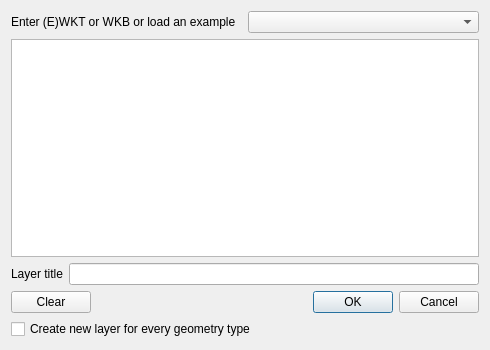
This is Ui_QuickWKT.ui in elpaso/quickwkt as Qt 5 draws it before an edit. The edited form follows.
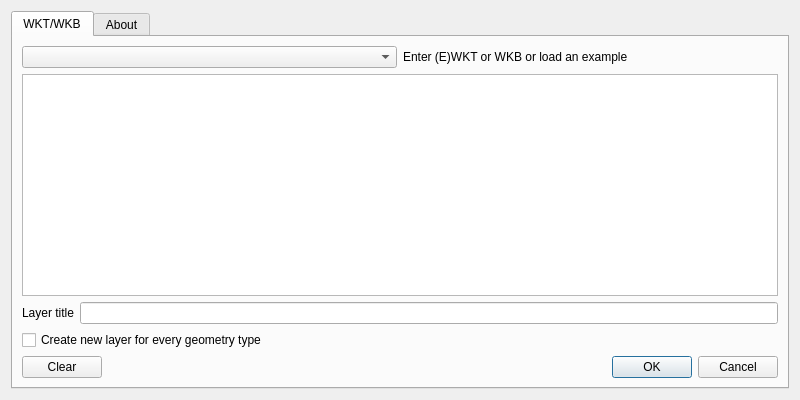
This is the edited form. Icons and pictures are not drawn.

```diff
--- a/Ui_QuickWKT.ui
+++ b/Ui_QuickWKT.ui
@@ -6,8 +6,8 @@
    <rect>
     <x>0</x>
     <y>0</y>
-    <width>490</width>
-    <height>350</height>
+    <width>800</width>
+    <height>400</height>
    </rect>
   </property>
   <property name="windowTitle">
@@ -15,7 +15,20 @@
   </property>
   <layout class="QVBoxLayout" name="verticalLayout">
    <item>
-    <layout class="QHBoxLayout" name="horizontalLayout">
+    <widget class="QTabWidget" name="tabWidget">
+     <property name="currentIndex">
+      <number>0</number>
+     </property>
+     <widget class="QWidget" name="tab">
+      <attribute name="title">
+       <string>WKT/WKB</string>
+      </attribute>
+      <layout class="QVBoxLayout" name="verticalLayout_2">
+       <item>
+        <layout class="QHBoxLayout" name="horizontalLayout_4">
+         <item>
+          <widget class="QComboBox" name="exampleComboBox"/>
+         </item>
      <item>
       <widget class="QLabel" name="addressLabel">
        <property name="text">
@@ -23,9 +36,6 @@
        </property>
       </widget>
      </item>
-     <item>
-      <widget class="QComboBox" name="exampleComboBox"/>
-     </item>
     </layout>
    </item>
    <item>
@@ -45,6 +55,30 @@
      </item>
     </layout>
    </item>
+       <item>
+        <layout class="QHBoxLayout" name="horizontalLayout_6">
+         <item>
+          <widget class="QCheckBox" name="cbxnewlayer">
+           <property name="text">
+            <string>Create new layer for every geometry type</string>
+           </property>
+          </widget>
+         </item>
+         <item>
+          <spacer name="horizontalSpacer_2">
+           <property name="orientation">
+            <enum>Qt::Horizontal</enum>
+           </property>
+           <property name="sizeHint" stdset="0">
+            <size>
+             <width>40</width>
+             <height>20</height>
+            </size>
+           </property>
+          </spacer>
+         </item>
+        </layout>
+       </item>
    <item>
     <layout class="QHBoxLayout" name="horizontalLayout_2">
      <item>
@@ -79,12 +113,44 @@
      </item>
     </layout>
    </item>
+      </layout>
+     </widget>
+     <widget class="QWidget" name="tab_2">
+      <attribute name="title">
+       <string>About</string>
+      </attribute>
+      <layout class="QVBoxLayout" name="verticalLayout_3">
    <item>
-    <widget class="QCheckBox" name="cbxnewlayer">
+        <layout class="QHBoxLayout" name="horizontalLayout_5">
+         <item>
+          <widget class="QLabel" name="label_2">
      <property name="text">
-      <string>Create new layer for every geometry type</string>
-     </property>
-    </widget>
+            <string>&lt;html&gt;&lt;head/&gt;&lt;body&gt;&lt;p&gt;&lt;span style=&quot; font-size:xx-large; font-weight:600;&quot;&gt;Quick WKT &lt;/span&gt;&lt;/p&gt;&lt;p&gt;A plugin for quick WKT/WKB visualisation. &lt;/p&gt;
+&lt;p&gt;Also adds a couple of methods to &lt;code&gt;iface&lt;/code&gt;&lt;/p&gt;
+&lt;pre style=&quot;background: white&quot;&gt;iface.show_wkt('POINT (9.0 45.0)', 'optional layer title')
+iface.show_geometry(QgsGeometry.fromWKT('POINT (9.0 45.0)'))&lt;/pre&gt;
+&lt;p&gt;&lt;a href=&quot;http://www.itopen.it/wkt-on-the-fly-qgis-plugin/&quot;&gt;&lt;span style=&quot; text-decoration: underline; color:#0057ae;&quot;&gt;Plugin Home Page&lt;/span&gt;&lt;/a&gt;  (feed-back is highly appreciated!)&lt;/p&gt;&lt;p&gt;&lt;a href=&quot;https://github.com/elpaso/quickwkt&quot;&gt;&lt;span style=&quot; text-decoration: underline; color:#0057ae;&quot;&gt;Source Code and Bug Tracker&lt;/span&gt;&lt;/a&gt;&lt;/p&gt;&lt;p&gt;&lt;b&gt;Do you like Quick WKT? Make a &lt;a href=&quot;https://www.paypal.com/cgi-bin/webscr?cmd=_s-xclick&amp;amp;hosted_button_id=XEXYSQAQQYZGS&quot;&gt;&lt;span style=&quot; text-decoration: underline; color:#0057ae;&quot;&gt;small donation&lt;/span&gt;&lt;/a&gt; to keep this project alive! &lt;a href=&quot;https://www.paypal.com/cgi-bin/webscr?cmd=_s-xclick&amp;amp;hosted_button_id=XEXYSQAQQYZGS&quot;&gt;&lt;img src=&quot;:/plugins/QuickWKT/paypal_icon.png&quot;/&gt;&lt;/a&gt;&lt;/b&gt;&lt;/p&gt;
+&lt;p&gt;&lt;i&gt;Enjoy Quick WKT!&lt;br&gt;Made in Italy by&lt;a href=&quot;http://www.itopen.it&quot;&gt;&lt;span style=&quot; text-decoration: underline; color:#0057ae;&quot;&gt; Alessandro Pasotti (ItOpen)&lt;/a&gt;&lt;/i&gt;&lt;/p&gt; &lt;/body&gt;&lt;/html&gt;</string>
+           </property>
+           <property name="alignment">
+            <set>Qt::AlignLeading|Qt::AlignLeft|Qt::AlignTop</set>
+           </property>
+           <property name="wordWrap">
+            <bool>true</bool>
+           </property>
+           <property name="openExternalLinks">
+            <bool>true</bool>
+           </property>
+          </widget>
+         </item>
+        </layout>
+       </item>
+      </layout>
+     </widget>
+    </widget>
+   </item>
+   <item>
+    <layout class="QHBoxLayout" name="horizontalLayout"/>
    </item>
   </layout>
  </widget>
```
Lines whose indentation alone changed are shown as unchanged.
